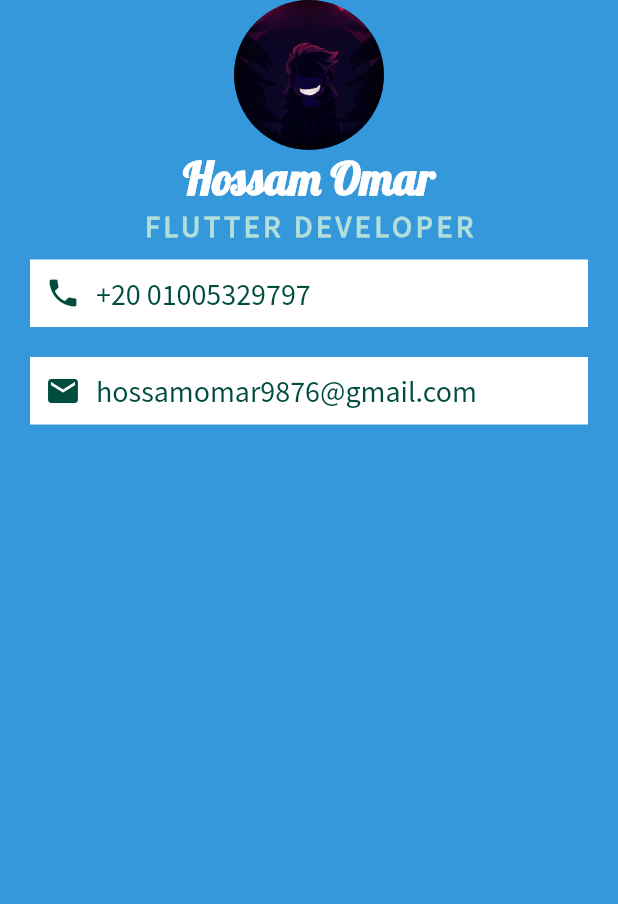
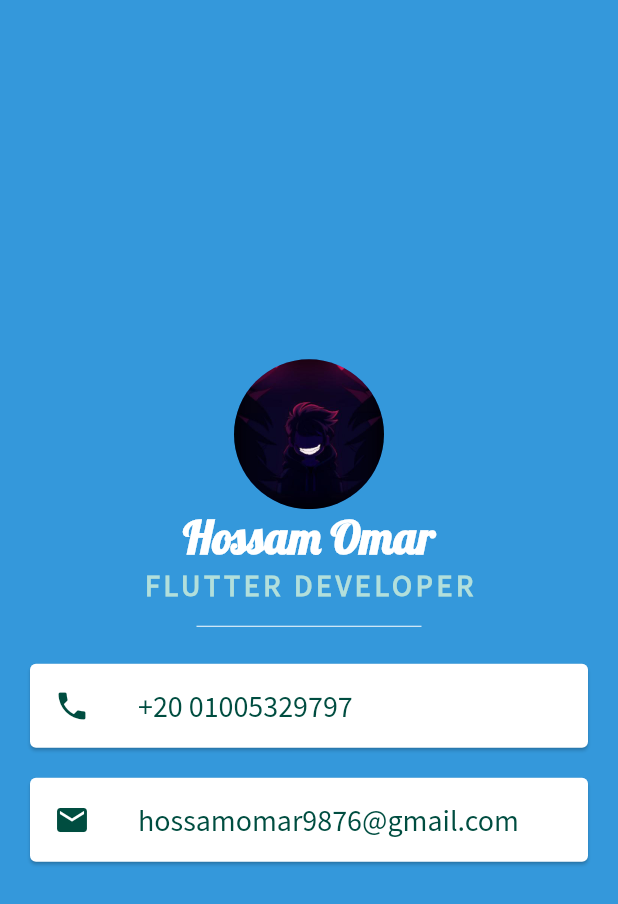
Before and after one commit to HossamMuhammedOmar/Card-Screen, a Flutter app: the screen it shows after launch, on a phone screen of 412 x 824 dp. Shown: the top 904 px of the screen. Run offline on Flutter 3.47's test engine with Material 2 defaults, Android fonts, the phone set to English and light mode, and no system bars.

Commit message:
finsih project

```diff
--- a/lib/main.dart
+++ b/lib/main.dart
@@ -12,6 +12,7 @@ class MyApp extends StatelessWidget {
         backgroundColor: Color(0xff3498db),
         body: SafeArea(
           child: Column(
+            mainAxisAlignment: MainAxisAlignment.center,
             children: [
               CircleAvatar(
                 radius: 50.0,
@@ -36,20 +37,22 @@ class MyApp extends StatelessWidget {
                   letterSpacing: 2.5,
                 ),
               ),
-              Container(
+              SizedBox(
+                height: 30.0,
+                width: 150.0,
+                child: Divider(
+                  color: Colors.white,
+                ),
+              ),
+              Card(
                 margin: EdgeInsets.symmetric(vertical: 10, horizontal: 20),
-                padding: EdgeInsets.all(10.0),
                 color: Colors.white,
-                child: Row(
-                  children: [
-                    Icon(
+                child: ListTile(
+                  leading: Icon(
                     Icons.phone,
                     color: Colors.teal.shade900,
                   ),
-                    SizedBox(
-                      width: 10.0,
-                    ),
-                    Text(
+                  title: Text(
                     '+20 01005329797',
                     style: TextStyle(
                       color: Colors.teal.shade900,
@@ -57,33 +60,25 @@ class MyApp extends StatelessWidget {
                       fontSize: 20.0,
                     ),
                   ),
-                  ],
                 ),
               ),
-              Container(
+              Card(
                 color: Colors.white,
                 margin: EdgeInsets.symmetric(vertical: 10.0, horizontal: 20.0),
-                padding: EdgeInsets.all(10.0),
-                child: Row(
-                  children: [
-                    Icon(
+                child: ListTile(
+                    leading: Icon(
                       Icons.mail,
                       color: Colors.teal.shade900,
                     ),
-                    SizedBox(
-                      width: 10.0,
-                    ),
-                    Text(
+                    title: Text(
                       'hossamomar9876@gmail.com',
                       style: TextStyle(
                         color: Colors.teal.shade900,
                         fontSize: 20.0,
                         fontFamily: 'SourceSansPro',
                       ),
-                    )
-                  ],
+                    )),
               ),
-              )
             ],
           ),
         ),
@@ -91,3 +86,23 @@ class MyApp extends StatelessWidget {
     );
   }
 }
+
+// child: Row(
+//                     children: [
+//                       Icon(
+//                         Icons.phone,
+//                         color: Colors.teal.shade900,
+//                       ),
+//                       SizedBox(
+//                         width: 10.0,
+//                       ),
+//                       Text(
+//                         '+20 01005329797',
+//                         style: TextStyle(
+//                           color: Colors.teal.shade900,
+//                           fontFamily: 'SourceSansPro',
+//                           fontSize: 20.0,
+//                         ),
+//                       ),
+//                     ],
+//                   ),
```
Lines whose indentation alone changed are shown as unchanged.
